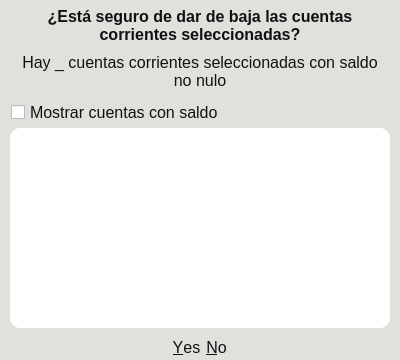
Bruno-Heit/programa-forrajeria, file ui/warnAccountHasBalanceDialog.ui: the form before one commit.
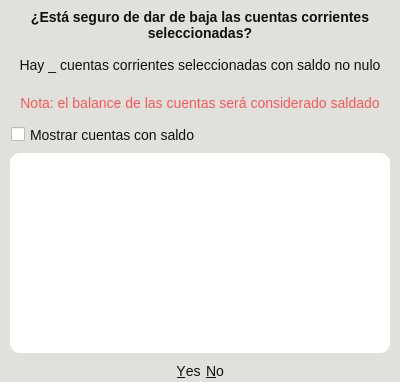
The form after the commit.

Commit message: ADDED new message in messagebox that explains the balance of the account will be considered null

```diff
--- a/ui/warnAccountHasBalanceDialog.ui
+++ b/ui/warnAccountHasBalanceDialog.ui
@@ -35,7 +35,7 @@
    <string notr="true">* {
 	color: #111;
 	font-family: &quot;Futura&quot;, &quot;Verdana&quot;, &quot;Sans-Serif&quot;;
-	font-size: 16px;
+	font-size: 14px;
 }
 
 
@@ -78,6 +78,10 @@
 #label_askDelete {
 	font-weight: bold;
 }
+#label_balanceWarning {
+	margin-top: 10px;
+	color: #F65755;
+}
 
 
 /* checkbox */
@@ -205,9 +209,9 @@
      <property name="toolTip">
       <string>&lt;html&gt;&lt;head/&gt;&lt;body&gt;&lt;p&gt;&lt;span style=&quot; font-size:11pt;&quot;&gt;Se considera que una cuenta tiene saldo nulo o cero cuando el balance es igual a cero, por lo que no tiene saldo a favor (acreedor) ni en contra (deudor).&lt;/span&gt;&lt;/p&gt;&lt;/body&gt;&lt;/html&gt;</string>
      </property>
-     <layout class="QVBoxLayout" name="verticalLayout_2" stretch="0,0,0,0">
+     <layout class="QVBoxLayout" name="verticalLayout_2" stretch="0,0,0">
       <property name="spacing">
-       <number>6</number>
+       <number>10</number>
       </property>
       <property name="leftMargin">
        <number>5</number>
@@ -221,7 +225,31 @@
       <property name="bottomMargin">
        <number>5</number>
       </property>
-      <item alignment="Qt::AlignmentFlag::AlignHCenter|Qt::AlignmentFlag::AlignTop">
+      <item>
+       <widget class="QFrame" name="frame_labels">
+        <property name="frameShape">
+         <enum>QFrame::Shape::NoFrame</enum>
+        </property>
+        <property name="frameShadow">
+         <enum>QFrame::Shadow::Plain</enum>
+        </property>
+        <layout class="QVBoxLayout" name="verticalLayout_3">
+         <property name="spacing">
+          <number>0</number>
+         </property>
+         <property name="leftMargin">
+          <number>0</number>
+         </property>
+         <property name="topMargin">
+          <number>0</number>
+         </property>
+         <property name="rightMargin">
+          <number>0</number>
+         </property>
+         <property name="bottomMargin">
+          <number>0</number>
+         </property>
+         <item>
        <widget class="QLabel" name="label_askDelete">
         <property name="minimumSize">
          <size>
@@ -243,7 +271,7 @@
         </property>
        </widget>
       </item>
-      <item alignment="Qt::AlignmentFlag::AlignHCenter">
+         <item>
        <widget class="QLabel" name="label_accountsWithoutZeroBal">
         <property name="minimumSize">
          <size>
@@ -263,6 +291,28 @@
         <property name="wordWrap">
          <bool>true</bool>
         </property>
+          </widget>
+         </item>
+         <item>
+          <widget class="QLabel" name="label_balanceWarning">
+           <property name="toolTip">
+            <string>&lt;html&gt;&lt;head/&gt;&lt;body&gt;&lt;p&gt;&lt;span style=&quot; font-size:11pt;&quot;&gt;El saldo deudor/a favor de cada cuenta asociada será considerado 0.&lt;/span&gt;&lt;/p&gt;&lt;/body&gt;&lt;/html&gt;</string>
+           </property>
+           <property name="text">
+            <string>Nota: el balance de las cuentas será considerado saldado</string>
+           </property>
+           <property name="textFormat">
+            <enum>Qt::TextFormat::PlainText</enum>
+           </property>
+           <property name="alignment">
+            <set>Qt::AlignmentFlag::AlignCenter</set>
+           </property>
+           <property name="wordWrap">
+            <bool>true</bool>
+           </property>
+          </widget>
+         </item>
+        </layout>
        </widget>
       </item>
       <item alignment="Qt::AlignmentFlag::AlignLeft|Qt::AlignmentFlag::AlignTop">
```
Left out of the diff: 2 changed lines with no effect on the pictures. Lines whose indentation alone changed are shown as unchanged. The commit also changes 1 other file.
